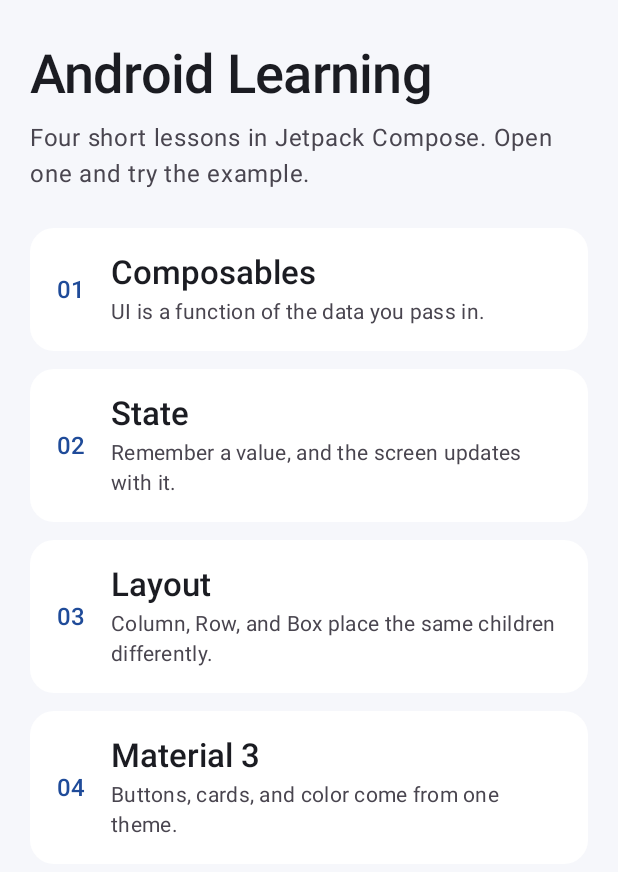
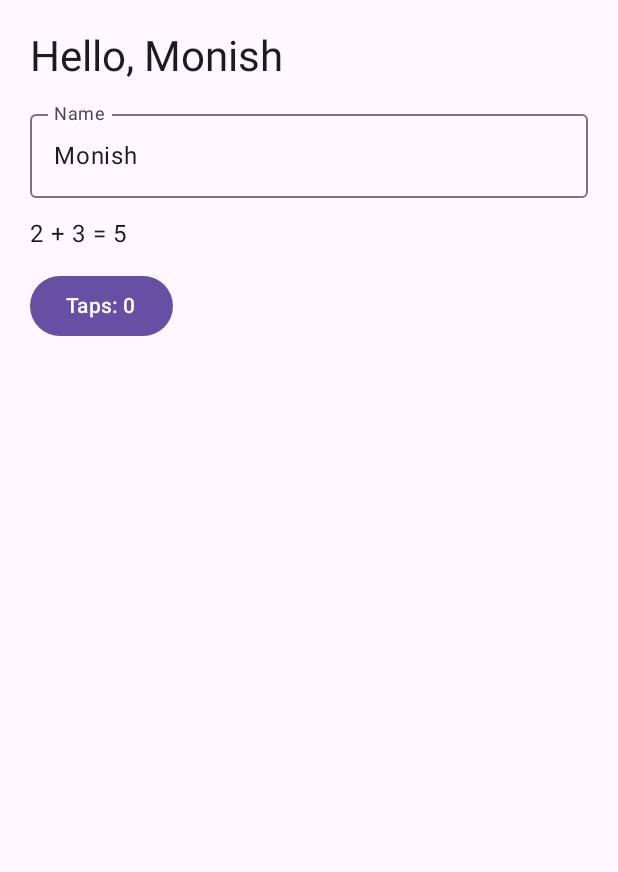
Before and after one commit to Monish-WBD/Android-Learning, an Android app built with Jetpack Compose: the screen it shows after launch (MainActivity), on a phone screen of 412 x 824 dp. Shown: the top 872 px of the screen. Run offline under Robolectric (Android 15) with nearby library versions, the phone set to English and light mode, and no system bars.

Commit message:
refactor: replace the lesson screens with a single playground file

```diff
--- a/app/build.gradle.kts
+++ b/app/build.gradle.kts
@@ -43,11 +43,9 @@ dependencies {
     implementation(libs.androidx.core.ktx)
     implementation(libs.androidx.lifecycle.runtime.ktx)
     implementation(libs.androidx.activity.compose)
-    implementation(libs.androidx.navigation.compose)
     implementation(libs.androidx.compose.ui)
     implementation(libs.androidx.compose.ui.graphics)
     implementation(libs.androidx.compose.ui.tooling.preview)
     implementation(libs.androidx.compose.material3)
-    implementation(libs.androidx.compose.material.icons.core)
     debugImplementation(libs.androidx.compose.ui.tooling)
 }
--- a/app/src/main/java/com/monish/androidlearning/MainActivity.kt
+++ b/app/src/main/java/com/monish/androidlearning/MainActivity.kt
@@ -4,14 +4,12 @@ import android.os.Bundle
 import androidx.activity.ComponentActivity
 import androidx.activity.compose.setContent
 import androidx.activity.enableEdgeToEdge
-import com.monish.androidlearning.ui.AndroidLearningApp
-
 class MainActivity : ComponentActivity() {
     override fun onCreate(savedInstanceState: Bundle?) {
         super.onCreate(savedInstanceState)
         enableEdgeToEdge()
         setContent {
-            AndroidLearningApp()
+            Playground()
         }
     }
 }
--- /dev/null
+++ b/app/src/main/java/com/monish/androidlearning/Playground.kt
@@ -0,0 +1,62 @@
+package com.monish.androidlearning
+
+import androidx.compose.foundation.layout.Arrangement
+import androidx.compose.foundation.layout.Column
+import androidx.compose.foundation.layout.fillMaxSize
+import androidx.compose.foundation.layout.fillMaxWidth
+import androidx.compose.foundation.layout.padding
+import androidx.compose.material3.Button
+import androidx.compose.material3.MaterialTheme
+import androidx.compose.material3.OutlinedTextField
+import androidx.compose.material3.Scaffold
+import androidx.compose.material3.Text
+import androidx.compose.runtime.Composable
+import androidx.compose.runtime.getValue
+import androidx.compose.runtime.mutableIntStateOf
+import androidx.compose.runtime.mutableStateOf
+import androidx.compose.runtime.saveable.rememberSaveable
+import androidx.compose.runtime.setValue
+import androidx.compose.ui.Modifier
+import androidx.compose.ui.unit.dp
+
+@Composable
+fun Playground() {
+    var name by rememberSaveable { mutableStateOf("Monish") }
+    var taps by rememberSaveable { mutableIntStateOf(0) }
+
+    MaterialTheme {
+        Scaffold { innerPadding ->
+            Column(
+                modifier = Modifier
+                    .fillMaxSize()
+                    .padding(innerPadding)
+                    .padding(20.dp),
+                verticalArrangement = Arrangement.spacedBy(12.dp),
+            ) {
+                Text(
+                    text = greet(name.ifBlank { null }),
+                    style = MaterialTheme.typography.headlineMedium,
+                )
+                OutlinedTextField(
+                    value = name,
+                    onValueChange = { name = it },
+                    label = { Text("Name") },
+                    singleLine = true,
+                    modifier = Modifier.fillMaxWidth(),
+                )
+                Text("2 + 3 = ${add(2, 3)}")
+                Button(onClick = { taps += 1 }) {
+                    Text("Taps: $taps")
+                }
+            }
+        }
+    }
+}
+
+fun greet(name: String?): String {
+    return "Hello, ${name ?: "there"}"
+}
+
+fun add(a: Int, b: Int): Int {
+    return a + b
+}
--- a/app/src/main/java/com/monish/androidlearning/model/Lesson.kt
+++ /dev/null
@@ -1,42 +0,0 @@
-package com.monish.androidlearning.model
-
-data class Lesson(
-    val id: String,
-    val number: String,
-    val title: String,
-    val summary: String,
-    val explanation: String,
-)
-
-val lessons: List<Lesson> = listOf(
-    Lesson(
-        id = "composables",
-        number = "01",
-        title = "Composables",
-        summary = "UI is a function of the data you pass in.",
-        explanation = "A composable function describes a piece of the screen. Compose calls it again whenever the values it reads change, so the UI stays in step with your data.",
-    ),
-    Lesson(
-        id = "state",
-        number = "02",
-        title = "State",
-        summary = "Remember a value, and the screen updates with it.",
-        explanation = "State is data that can change. remember keeps it across recompositions. When you update that value, every composable that read it runs again.",
-    ),
-    Lesson(
-        id = "layout",
-        number = "03",
-        title = "Layout",
-        summary = "Column, Row, and Box place the same children differently.",
-        explanation = "Compose lays out children with other composables. A Column stacks them vertically, a Row places them side by side, and a Box layers them.",
-    ),
-    Lesson(
-        id = "material",
-        number = "04",
-        title = "Material 3",
-        summary = "Buttons, cards, and color come from one theme.",
-        explanation = "Material 3 components read color, type, and shape from the theme. Switching the theme updates every component that uses those tokens.",
-    ),
-)
-
-fun lessonById(id: String): Lesson? = lessons.firstOrNull { it.id == id }
--- a/app/src/main/java/com/monish/androidlearning/ui/AndroidLearningApp.kt
+++ /dev/null
@@ -1,52 +0,0 @@
-package com.monish.androidlearning.ui
-
-import androidx.compose.runtime.Composable
-import androidx.compose.runtime.getValue
-import androidx.compose.runtime.mutableStateOf
-import androidx.compose.runtime.saveable.rememberSaveable
-import androidx.compose.runtime.setValue
-import androidx.navigation.NavType
-import androidx.navigation.compose.NavHost
-import androidx.navigation.compose.composable
-import androidx.navigation.compose.rememberNavController
-import androidx.navigation.navArgument
-import com.monish.androidlearning.ui.home.HomeScreen
-import com.monish.androidlearning.ui.lesson.LessonScreen
-import com.monish.androidlearning.ui.theme.AndroidLearningTheme
-
-private const val HomeRoute = "home"
-private const val LessonRoute = "lesson/{lessonId}"
-
-private fun lessonRoute(lessonId: String) = "lesson/$lessonId"
-
-@Composable
-fun AndroidLearningApp() {
-    var darkTheme by rememberSaveable { mutableStateOf(false) }
-    val navController = rememberNavController()
-
-    AndroidLearningTheme(darkTheme = darkTheme) {
-        NavHost(
-            navController = navController,
-            startDestination = HomeRoute,
-        ) {
-            composable(HomeRoute) {
-                HomeScreen(
-                    onOpenLesson = { lessonId ->
-                        navController.navigate(lessonRoute(lessonId))
-                    },
-                )
-            }
-            composable(
-                route = LessonRoute,
-                arguments = listOf(navArgument("lessonId") { type = NavType.StringType }),
-            ) { entry ->
-                LessonScreen(
-                    lessonId = entry.arguments?.getString("lessonId").orEmpty(),
-                    darkTheme = darkTheme,
-                    onDarkThemeChange = { darkTheme = it },
-                    onBack = { navController.popBackStack() },
-                )
-            }
-        }
-    }
-}
--- a/app/src/main/java/com/monish/androidlearning/ui/home/HomeScreen.kt
+++ /dev/null
@@ -1,94 +0,0 @@
-package com.monish.androidlearning.ui.home
-
-import androidx.compose.foundation.layout.Arrangement
-import androidx.compose.foundation.layout.Column
-import androidx.compose.foundation.layout.PaddingValues
-import androidx.compose.foundation.layout.Row
-import androidx.compose.foundation.layout.fillMaxSize
-import androidx.compose.foundation.layout.fillMaxWidth
-import androidx.compose.foundation.layout.padding
-import androidx.compose.foundation.lazy.LazyColumn
-import androidx.compose.foundation.lazy.items
-import androidx.compose.material3.MaterialTheme
-import androidx.compose.material3.Scaffold
-import androidx.compose.material3.Surface
-import androidx.compose.material3.Text
-import androidx.compose.runtime.Composable
-import androidx.compose.ui.Alignment
-import androidx.compose.ui.Modifier
-import androidx.compose.ui.text.style.TextOverflow
-import androidx.compose.ui.unit.dp
-import com.monish.androidlearning.model.Lesson
-import com.monish.androidlearning.model.lessons
-
-@Composable
-fun HomeScreen(onOpenLesson: (String) -> Unit) {
-    Scaffold { innerPadding ->
-        LazyColumn(
-            modifier = Modifier
-                .fillMaxSize()
-                .padding(innerPadding),
-            contentPadding = PaddingValues(horizontal = 20.dp, vertical = 28.dp),
-            verticalArrangement = Arrangement.spacedBy(12.dp),
-        ) {
-            item {
-                Text(
-                    text = "Android Learning",
-                    style = MaterialTheme.typography.displaySmall,
-                    color = MaterialTheme.colorScheme.onBackground,
-                )
-                Text(
-                    text = "Four short lessons in Jetpack Compose. Open one and try the example.",
-                    style = MaterialTheme.typography.bodyLarge,
-                    color = MaterialTheme.colorScheme.onSurfaceVariant,
-                    modifier = Modifier.padding(top = 8.dp, bottom = 12.dp),
-                )
-            }
-            items(lessons, key = { it.id }) { lesson ->
-                LessonCard(
-                    lesson = lesson,
-                    onClick = { onOpenLesson(lesson.id) },
-                )
-            }
-        }
-    }
-}
-
-@Composable
-private fun LessonCard(
-    lesson: Lesson,
-    onClick: () -> Unit,
-) {
-    Surface(
-        onClick = onClick,
-        shape = MaterialTheme.shapes.large,
-        color = MaterialTheme.colorScheme.surface,
-        modifier = Modifier.fillMaxWidth(),
-    ) {
-        Row(
-            modifier = Modifier.padding(horizontal = 18.dp, vertical = 16.dp),
-            horizontalArrangement = Arrangement.spacedBy(16.dp),
-            verticalAlignment = Alignment.CenterVertically,
-        ) {
-            Text(
-                text = lesson.number,
-                style = MaterialTheme.typography.titleMedium,
-                color = MaterialTheme.colorScheme.primary,
-            )
-            Column(modifier = Modifier.weight(1f)) {
-                Text(
-                    text = lesson.title,
-                    style = MaterialTheme.typography.titleLarge,
-                )
-                Text(
-                    text = lesson.summary,
-                    style = MaterialTheme.typography.bodyMedium,
-                    color = MaterialTheme.colorScheme.onSurfaceVariant,
-                    maxLines = 2,
-                    overflow = TextOverflow.Ellipsis,
-                    modifier = Modifier.padding(top = 2.dp),
-                )
-            }
-        }
-    }
-}
--- a/app/src/main/java/com/monish/androidlearning/ui/theme/Color.kt
+++ /dev/null
@@ -1,42 +0,0 @@
-package com.monish.androidlearning.ui.theme
-
-import androidx.compose.material3.darkColorScheme
-import androidx.compose.material3.lightColorScheme
-import androidx.compose.ui.graphics.Color
-
-internal val Blue = Color(0xFF1F4B99)
-private val BlueDark = Color(0xFFB7C9FF)
-internal val Teal = Color(0xFF0F766E)
-private val TealDark = Color(0xFF8ED8D0)
-internal val Amber = Color(0xFFB45309)
-private val AmberDark = Color(0xFFFFC08A)
-private val Ink = Color(0xFF1B1C22)
-private val Paper = Color(0xFFF6F7FB)
-private val Night = Color(0xFF11131A)
-private val NightSurface = Color(0xFF1C2030)
-
-val LightColors = lightColorScheme(
-    primary = Blue,
-    onPrimary = Color.White,
-    secondary = Teal,
-    onSecondary = Color.White,
-    tertiary = Amber,
-    onTertiary = Color.White,
-    background = Paper,
-    onBackground = Ink,
-    surface = Color.White,
-    onSurface = Ink,
-)
-
-val DarkColors = darkColorScheme(
-    primary = BlueDark,
-    onPrimary = Color(0xFF06245F),
-    secondary = TealDark,
-    onSecondary = Color(0xFF003733),
-    tertiary = AmberDark,
-    onTertiary = Color(0xFF4A2500),
-    background = Night,
-    onBackground = Color(0xFFE8EAF2),
-    surface = NightSurface,
-    onSurface = Color(0xFFE8EAF2),
-)
--- a/app/src/main/java/com/monish/androidlearning/ui/theme/Theme.kt
+++ /dev/null
@@ -1,17 +0,0 @@
-package com.monish.androidlearning.ui.theme
-
-import androidx.compose.foundation.isSystemInDarkTheme
-import androidx.compose.material3.MaterialTheme
-import androidx.compose.runtime.Composable
-
-@Composable
-fun AndroidLearningTheme(
-    darkTheme: Boolean = isSystemInDarkTheme(),
-    content: @Composable () -> Unit,
-) {
-    MaterialTheme(
-        colorScheme = if (darkTheme) DarkColors else LightColors,
-        typography = LearningTypography,
-        content = content,
-    )
-}
--- a/app/src/main/java/com/monish/androidlearning/ui/theme/Type.kt
+++ /dev/null
@@ -1,16 +0,0 @@
-package com.monish.androidlearning.ui.theme
-
-import androidx.compose.material3.Typography
-import androidx.compose.ui.text.font.FontWeight
-import androidx.compose.ui.unit.sp
-
-private val DefaultTypography = Typography()
-
-val LearningTypography = Typography(
-    displaySmall = DefaultTypography.displaySmall.copy(
-        fontWeight = FontWeight.SemiBold,
-        letterSpacing = (-0.5).sp,
-    ),
-    headlineMedium = DefaultTypography.headlineMedium.copy(fontWeight = FontWeight.SemiBold),
-    titleLarge = DefaultTypography.titleLarge.copy(fontWeight = FontWeight.SemiBold),
-)
--- a/gradle.properties
+++ b/gradle.properties
@@ -3,3 +3,6 @@ org.gradle.parallel=true
 android.useAndroidX=true
 kotlin.code.style=official
 android.nonTransitiveRClass=true
+
+# Enabled parallel sync for Gradle 9.4+
+org.gradle.tooling.parallel=true
--- a/gradle/libs.versions.toml
+++ b/gradle/libs.versions.toml
@@ -4,7 +4,6 @@ agp = "9.5.1"
 kotlin = "2.2.10"
 composeBom = "2026.09.00"
 activityCompose = "1.13.0"
-navigationCompose = "2.10.2"
 coreKtx = "1.19.1"
 lifecycleRuntimeKtx = "2.11.0"
 
@@ -15,9 +14,7 @@ androidx-compose-ui-graphics = { group = "androidx.compose.ui", name = "ui-graph
 androidx-compose-ui-tooling = { group = "androidx.compose.ui", name = "ui-tooling" }
 androidx-compose-ui-tooling-preview = { group = "androidx.compose.ui", name = "ui-tooling-preview" }
 androidx-compose-material3 = { group = "androidx.compose.material3", name = "material3" }
-androidx-compose-material-icons-core = { group = "androidx.compose.material", name = "material-icons-core" }
 androidx-activity-compose = { group = "androidx.activity", name = "activity-compose", version.ref = "activityCompose" }
-androidx-navigation-compose = { group = "androidx.navigation", name = "navigation-compose", version.ref = "navigationCompose" }
 androidx-core-ktx = { group = "androidx.core", name = "core-ktx", version.ref = "coreKtx" }
 androidx-lifecycle-runtime-ktx = { group = "androidx.lifecycle", name = "lifecycle-runtime-ktx", version.ref = "lifecycleRuntimeKtx" }
 
```
Also changed, not shown: app/src/main/java/com/monish/androidlearning/ui/lesson/LessonScreen.kt (deleted, +0 -276 lines), 1 other file.
